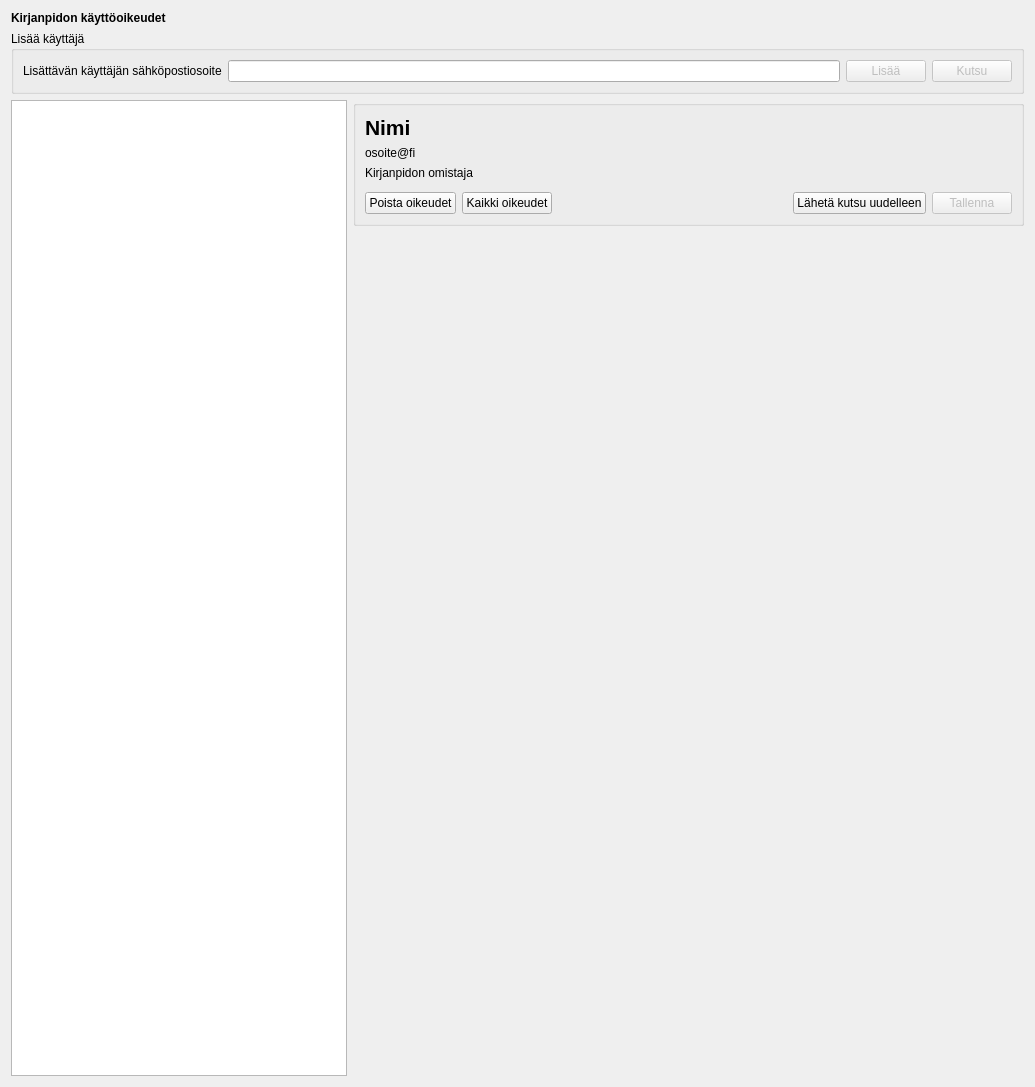
First picture: the form in kitsas/maaritys/kayttooikeudet/kayttooikeudet.ui, repository artoh/kitupiikki, before the edit.
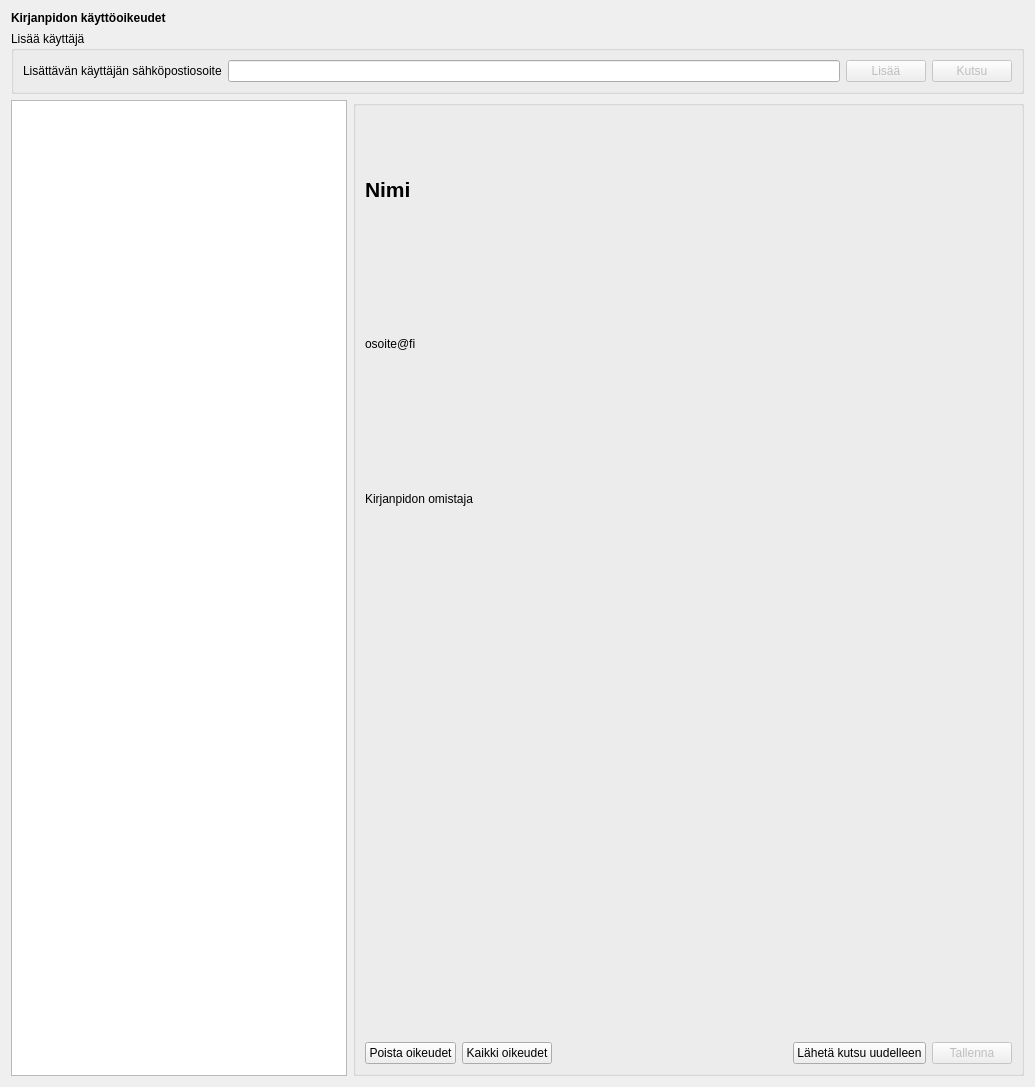
Second picture: the form after the edit. Icons and pictures are not drawn. Custom widgets are drawn as their Qt base class.

Commit message: Käyttöoikeusdialogi venyminen

```diff
--- a/kitsas/maaritys/kayttooikeudet/kayttooikeudet.ui
+++ b/kitsas/maaritys/kayttooikeudet/kayttooikeudet.ui
@@ -233,19 +233,6 @@
          </layout>
         </widget>
        </item>
-       <item>
-        <spacer name="verticalSpacer">
-         <property name="orientation">
-          <enum>Qt::Vertical</enum>
-         </property>
-         <property name="sizeHint" stdset="0">
-          <size>
-           <width>20</width>
-           <height>40</height>
-          </size>
-         </property>
-        </spacer>
-       </item>
       </layout>
      </item>
     </layout>
```
The commit also changes 1 other file.
